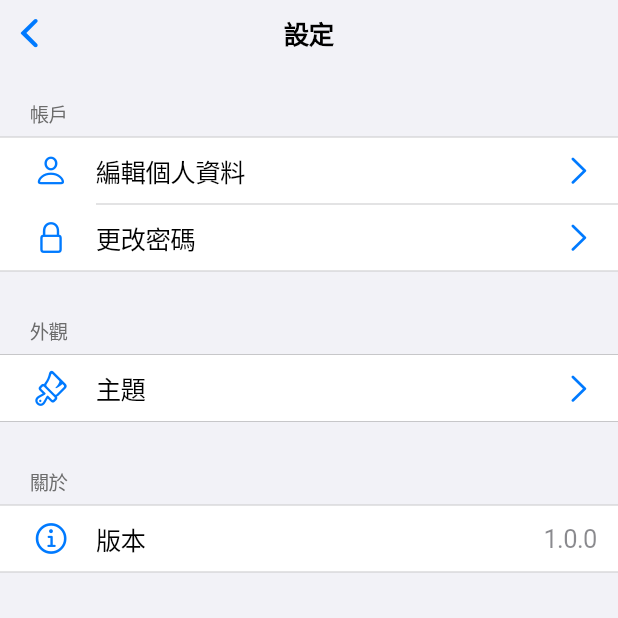
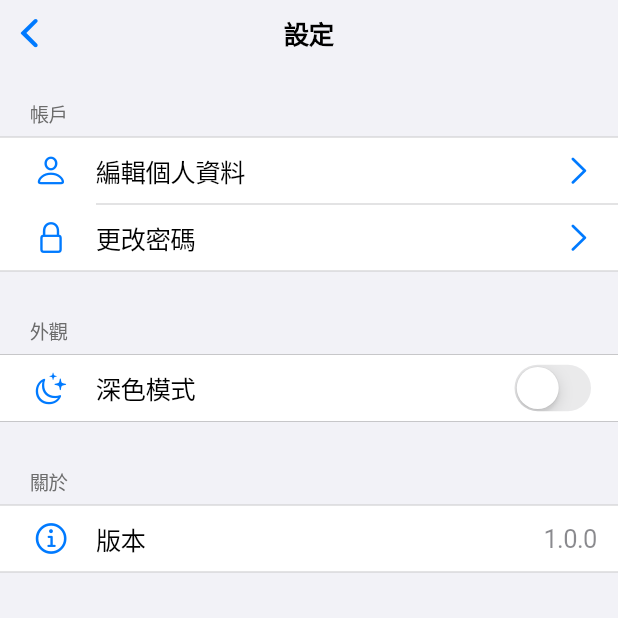
Before and after one commit to yangchi0613/STMS, a Flutter app: the SettingsScreen screen opened directly, on a phone screen of 412 x 824 dp, the top half of it. Run offline on Flutter 3.47's test engine with Material 3 defaults, Android fonts, the phone set to English and light mode, and no system bars; our stand-ins replace table_calendar.

Commit message:
背景黑白介面

```diff
--- a/STMS_app/stms_app/lib/screens/settings_screen.dart
+++ b/STMS_app/stms_app/lib/screens/settings_screen.dart
@@ -1,10 +1,20 @@
 import 'package:flutter/cupertino.dart';
+import 'package:flutter/material.dart';
+import '../theme_manager.dart';
 
-class SettingsScreen extends StatelessWidget {
+class SettingsScreen extends StatefulWidget {
   const SettingsScreen({super.key});
 
   @override
+  State<SettingsScreen> createState() => _SettingsScreenState();
+}
+
+class _SettingsScreenState extends State<SettingsScreen> {
+  @override
   Widget build(BuildContext context) {
+    //
+    final isDarkMode = themeManager.value == ThemeMode.dark;
+
     return CupertinoPageScaffold(
       navigationBar: const CupertinoNavigationBar(
         middle: Text('設定'),
@@ -33,10 +43,18 @@ class SettingsScreen extends StatelessWidget {
               header: const Text('外觀'),
               children: [
                 CupertinoListTile(
-                  title: const Text('主題'),
-                  leading: const Icon(CupertinoIcons.paintbrush),
-                  trailing: const Icon(CupertinoIcons.right_chevron),
-                  onTap: () {},
+                  title: const Text('深色模式'),
+                  leading: const Icon(CupertinoIcons.moon_stars),
+                  trailing: CupertinoSwitch(
+                    value: isDarkMode,
+                    onChanged: (bool value) {
+                      setState(() {
+                        themeManager.setThemeMode(
+                          value ? ThemeMode.dark : ThemeMode.light,
+                        );
+                      });
+                    },
+                  ),
                 ),
               ],
             ),
```
Also changed, not shown: STMS_app/stms_app/lib/main.dart (+13 -7 lines), STMS_app/stms_app/lib/screens/home_screen.dart (+31 -21 lines), STMS_app/stms_app/lib/theme_manager.dart (added, +23 -0 lines).
